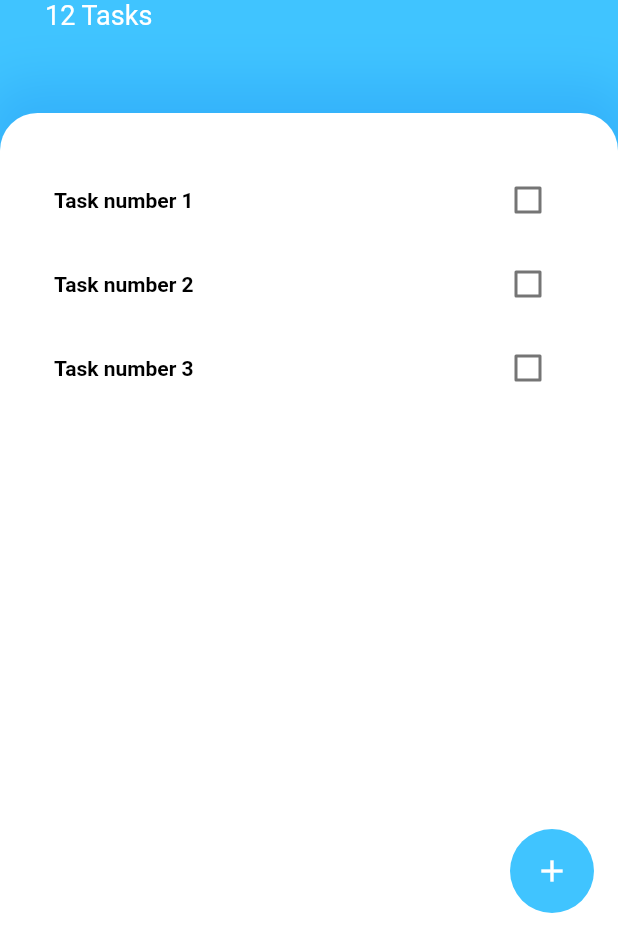
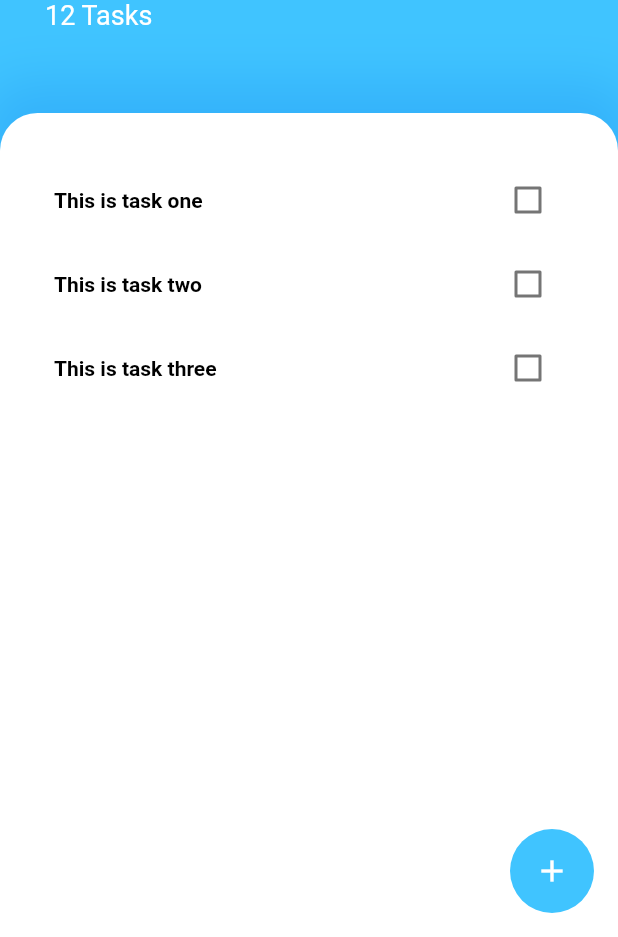
Before and after one commit to ahmedawwan/todo_app, a Flutter app: the screen it shows after launch, on a phone screen of 412 x 824 dp, the part 299-1236 px from its top. Run offline on Flutter 3.47's test engine with Material 2 defaults, Android fonts, the phone set to English and light mode, and no system bars.

Commit message:
code reformatted

```diff
--- a/lib/main.dart
+++ b/lib/main.dart
@@ -9,8 +9,9 @@ class MyApp extends StatelessWidget {
     return MaterialApp(
       home: TasksScreen(),
       theme: ThemeData(
-          primaryColor: Colors.lightBlueAccent,
-          scaffoldBackgroundColor: Colors.lightBlueAccent),
+        primaryColor: Colors.lightBlueAccent,
+        scaffoldBackgroundColor: Colors.lightBlueAccent,
+      ),
     );
   }
 }
--- /dev/null
+++ b/lib/models/tasks_model.dart
@@ -0,0 +1,13 @@
+class TaskModel {
+  String? title;
+  bool? isDone;
+
+  TaskModel({
+    this.title,
+    this.isDone = false,
+  });
+
+  toggleIsDone() {
+    isDone = !isDone!;
+  }
+}
--- a/lib/views/tasks_screen.dart
+++ b/lib/views/tasks_screen.dart
@@ -1,31 +1,47 @@
 import 'package:flutter/material.dart';
+import 'package:state_management_examples/widgets/bottom_sheet.dart';
+import 'package:state_management_examples/widgets/tasks_list.dart';
 
-// ignore: must_be_immutable
-class TasksScreen extends StatelessWidget {
-  TasksScreen({super.key});
+import '../models/tasks_model.dart';
 
-  List<Map<String, dynamic>>? listMapTasks = [
-    {
-      'title': 'Task number 1',
-      'isDone': false,
-    },
-    {
-      'title': 'Task number 2',
-      'isDone': false,
-    },
-    {
-      'title': 'Task number 3',
-      'isDone': false,
-    },
+class TasksScreen extends StatefulWidget {
+  const TasksScreen({super.key});
+
+  @override
+  State<TasksScreen> createState() => _TasksScreenState();
+}
+
+class _TasksScreenState extends State<TasksScreen> {
+  TextEditingController addTaskController = TextEditingController();
+
+  List<TaskModel> tasks = [
+    TaskModel(title: 'This is task one'),
+    TaskModel(title: 'This is task two'),
+    TaskModel(title: 'This is task three'),
   ];
-
-  TextEditingController addTaskController = TextEditingController();
 
   @override
   Widget build(BuildContext context) {
     return Scaffold(
       floatingActionButton: FloatingActionButton(
-        onPressed: () => showModal(context),
+        onPressed: () {
+          showModalBottomSheet<void>(
+            isScrollControlled: true,
+            context: context,
+            builder: (BuildContext context) {
+              return BottomSheetContent(
+                addTaskController: addTaskController,
+                addTask: () {
+                  if (addTaskController.text.isNotEmpty) {
+                    tasks.add(TaskModel(title: addTaskController.text.trim()));
+                    setState(() {});
+                  }
+                  Navigator.pop(context);
+                },
+              );
+            },
+          );
+        },
         child: Icon(Icons.add),
         elevation: 0,
         backgroundColor: Colors.lightBlueAccent,
@@ -108,13 +124,7 @@ class TasksScreen extends StatelessWidget {
                     ),
                   ],
                 ),
-                child: ListView.builder(
-                  physics: NeverScrollableScrollPhysics(),
-                  padding: EdgeInsets.symmetric(vertical: 30, horizontal: 20),
-                  itemCount: listMapTasks?.length ?? 0,
-                  itemBuilder: (context, index) =>
-                      taskItem(context, listMapTasks![index]),
-                ),
+                child: TasksList(tasks: tasks),
               ),
             ),
           ],
@@ -122,107 +132,6 @@ class TasksScreen extends StatelessWidget {
       ),
     );
   }
-  showModal(context) {
-    showModalBottomSheet<void>(
-      context: context,
-      builder: (BuildContext context) {
-        return Container(
-          height: MediaQuery.of(context).size.height * 0.5,
-          padding: EdgeInsets.symmetric(horizontal: 20),
-          color: Colors.white,
-          child: Center(
-            child: Column(
-              mainAxisAlignment: MainAxisAlignment.center,
-              mainAxisSize: MainAxisSize.min,
-              children: <Widget>[
-                // =============================================================
-                // Heading
-                // =============================================================
-                Text(
-                  'Add Task',
-                  style: TextStyle(
-                    fontSize: 40,
-                    color: Colors.lightBlueAccent,
-                    fontWeight: FontWeight.w700,
-                  ),
-                ),
-                // =============================================================
-                // Text Field
-                // =============================================================
-                TextField(
-                  controller: addTaskController,
-                  textAlign: TextAlign.center,
-                  cursorColor: Colors.lightBlueAccent,
-                  decoration: InputDecoration(
-                    enabledBorder: UnderlineInputBorder(
-                      borderSide:
-                          BorderSide(width: 3, color: Colors.lightBlueAccent),
-                    ),
-                    focusedBorder: UnderlineInputBorder(
-                      borderSide:
-                          BorderSide(width: 3, color: Colors.lightBlueAccent),
-                    ),
-                    border: UnderlineInputBorder(
-                      borderSide:
-                          BorderSide(width: 3, color: Colors.lightBlueAccent),
-                    ),
-                  ),
-                ),
-                // =============================================================
-                // Button
-                // =============================================================
-                GestureDetector(
-                  onTap: () {
-                    if (addTaskController.text.isNotEmpty)
-                      addTask(addTaskController.text.trim(), context);
-                  },
-                  child: Container(
-                    margin: EdgeInsets.symmetric(horizontal: 50, vertical: 30),
-                    height: 60,
-                    width: double.infinity,
-                    color: Colors.lightBlueAccent,
-                    child: Center(
-                      child: Text(
-                        'Add',
-                        style: TextStyle(color: Colors.white, fontSize: 18),
-                      ),
-                    ),
-                  ),
-                ),
-              ],
-            ),
-          ),
-        );
-      },
-    );
-  }
 
-  void addTask(String task, context) {
-    listMapTasks?.add({'title': task, 'isDone': false});
-    (context as Element).markNeedsBuild();
-    Navigator.pop(context);
-  }
-
-  ListTile taskItem(context, Map<String, dynamic> item) {
-    return ListTile(
-      title: Text(
-        item['title'],
-        style: TextStyle(
-            decoration: item['isDone']
-                ? TextDecoration.lineThrough
-                : TextDecoration.none,
-            fontSize: 14,
-            color: Colors.black,
-            fontWeight: FontWeight.w600),
-      ),
-      trailing: Checkbox(
-        activeColor: Colors.lightBlueAccent,
-        value: item['isDone'],
-        onChanged: (bool? val) {
-          item['isDone'] = val ?? false;
-          (context as Element).markNeedsBuild();
-        },
-      ),
-    );
-  }
+  showModal(context) {}
 }
--- /dev/null
+++ b/lib/widgets/task_item.dart
@@ -0,0 +1,32 @@
+import 'package:flutter/material.dart';
+
+class TaskItem extends StatelessWidget {
+  TaskItem(
+      {super.key,
+      this.isChecked = false,
+      required this.taskTitle,
+      required this.checkboxCallback});
+
+  final bool isChecked;
+  final String taskTitle;
+  final Function checkboxCallback;
+  @override
+  Widget build(BuildContext context) {
+    return ListTile(
+      title: Text(
+        taskTitle,
+        style: TextStyle(
+            decoration:
+                isChecked ? TextDecoration.lineThrough : TextDecoration.none,
+            fontSize: 14,
+            color: Colors.black,
+            fontWeight: FontWeight.w600),
+      ),
+      trailing: Checkbox(
+        activeColor: Colors.lightBlueAccent,
+        value: isChecked,
+        onChanged: (bool? val) => checkboxCallback(),
+      ),
+    );
+  }
+}
--- /dev/null
+++ b/lib/widgets/tasks_list.dart
@@ -0,0 +1,32 @@
+import 'package:flutter/material.dart';
+import 'package:state_management_examples/widgets/task_item.dart';
+
+import '../models/tasks_model.dart';
+
+class TasksList extends StatefulWidget {
+  const TasksList({super.key, required this.tasks});
+ final List<TaskModel> tasks;
+
+  @override
+  State<TasksList> createState() => _TasksListState();
+}
+
+class _TasksListState extends State<TasksList> {
+  @override
+  Widget build(BuildContext context) {
+    return ListView.builder(
+      physics: NeverScrollableScrollPhysics(),
+      padding: EdgeInsets.symmetric(vertical: 30, horizontal: 20),
+      itemCount: widget.tasks.length,
+      itemBuilder: (context, index) => TaskItem(
+        taskTitle: widget.tasks[index].title!,
+        isChecked: widget.tasks[index].isDone!,
+        checkboxCallback: () {
+          setState(() {
+            widget.tasks[index].toggleIsDone();
+          });
+        },
+      ),
+    );
+  }
+}
```
Also changed, not shown: lib/widgets/bottom_sheet.dart (added, +78 -0 lines), 10 other files.
